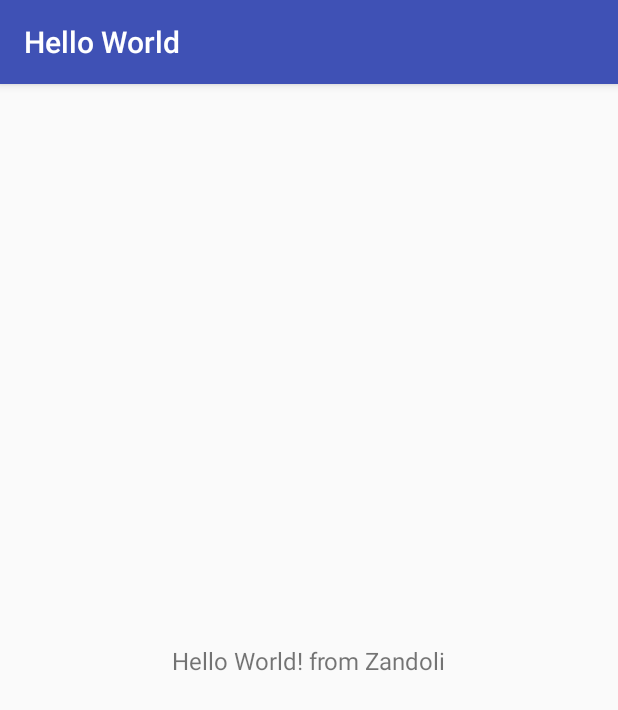
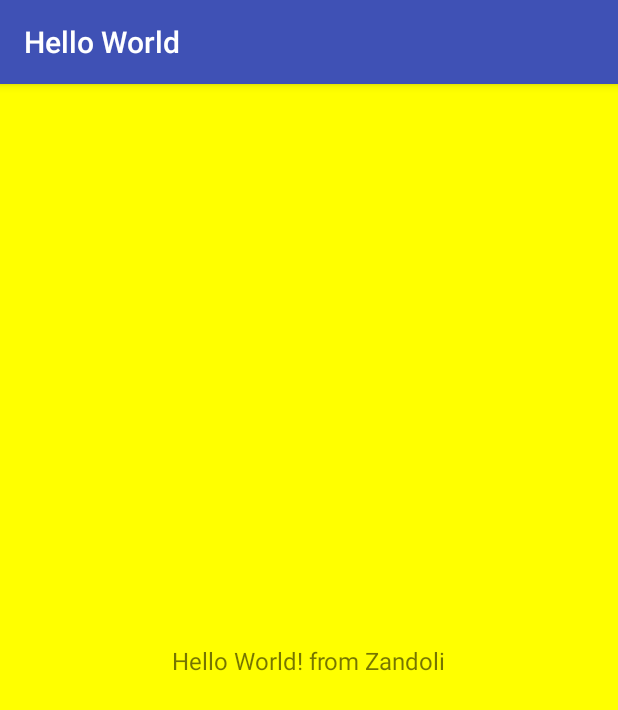
Before and after one commit to zandoli/AndroidStudioProjects, an Android app: the screen it shows after launch (MainActivity), on a phone screen of 412 x 824 dp. Shown: the top 710 px of the screen. Run offline under Robolectric (Android 15) with nearby library versions, the phone set to English and light mode, and no system bars.

```diff
--- a/HelloWorld/app/src/main/java/zandoli/helloworld/MainActivity.java
+++ b/HelloWorld/app/src/main/java/zandoli/helloworld/MainActivity.java
@@ -12,6 +12,7 @@ public class MainActivity extends AppCompatActivity {
 
         //Look this is the layout file I am linking
         setContentView(R.layout.activity_main);
-        Toast.makeText(MainActivity.this, "this is a message", Toast.LENGTH_SHORT).show();
+        String msg = getString(R.string.message);
+        Toast.makeText(MainActivity.this, msg, Toast.LENGTH_SHORT).show();
     }
 }
--- a/HelloWorld/app/src/main/res/layout/activity_main.xml
+++ b/HelloWorld/app/src/main/res/layout/activity_main.xml
@@ -4,12 +4,13 @@
     xmlns:tools="http://schemas.android.com/tools"
     android:layout_width="match_parent"
     android:layout_height="match_parent"
+    android:background="@color/yellow"
     tools:context=".MainActivity">
 
     <TextView
         android:layout_width="wrap_content"
         android:layout_height="wrap_content"
-        android:text="Hello World! from Zandoli"
+        android:text="@string/message"
         android:textSize="16sp"
         app:layout_constraintBottom_toBottomOf="parent"
         app:layout_constraintLeft_toLeftOf="parent"
--- a/HelloWorld/app/src/main/res/values/colors.xml
+++ b/HelloWorld/app/src/main/res/values/colors.xml
@@ -3,4 +3,5 @@
     <color name="colorPrimary">#3F51B5</color>
     <color name="colorPrimaryDark">#303F9F</color>
     <color name="colorAccent">#FF4081</color>
+    <color name="yellow">#FF0</color>
 </resources>
--- a/HelloWorld/app/src/main/res/values/strings.xml
+++ b/HelloWorld/app/src/main/res/values/strings.xml
@@ -1,3 +1,5 @@
 <resources>
     <string name="app_name">Hello World</string>
+    <string name="message">Hello World! from Zandoli</string>
+    <string name="test">this is a test</string>
 </resources>
```
